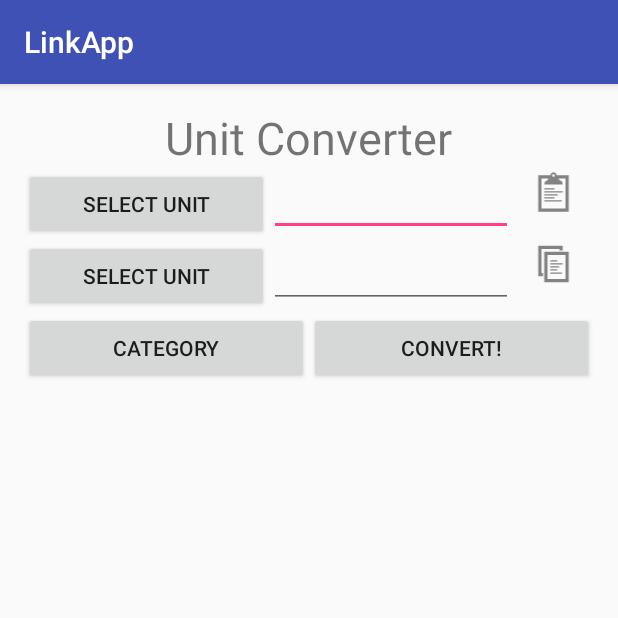
After one commit to Theo85/LinkApp, an Android app: the UnitConverter screen opened directly, with no data from a screen before it, on a phone screen of 412 x 824 dp, the top half of it. The commit adds this screen. Run offline under Robolectric (Android 15) with nearby library versions, the phone set to English and light mode, and no system bars.

Commit message:
Implemented functionality

```diff
--- /dev/null
+++ b/app/src/main/res/layout/activity_unit_converter.xml
@@ -0,0 +1,92 @@
+<?xml version="1.0" encoding="utf-8"?>
+<RelativeLayout xmlns:android="http://schemas.android.com/apk/res/android"
+    xmlns:tools="http://schemas.android.com/tools"
+    android:layout_width="match_parent"
+    android:layout_height="match_parent"
+    android:paddingLeft="16dp"
+    android:paddingRight="16dp"
+    tools:context="com.gmail.krawiec.teodor.linkapp.UnitConverter">
+    <TextView
+        android:layout_width="wrap_content"
+        android:layout_height="wrap_content"
+        android:text="Unit Converter"
+        android:id="@+id/textView"
+        android:textSize="30dp"
+        android:layout_centerHorizontal="true"
+        android:layout_marginTop="15dp"/>
+    <LinearLayout
+        android:layout_width="match_parent"
+        android:layout_height="wrap_content"
+        android:orientation="horizontal"
+        android:layout_below="@+id/textView"
+        android:id="@+id/LinearLayout1">
+        <Button
+            android:layout_width="match_parent"
+            android:layout_height="wrap_content"
+            android:text="Select Unit"
+            android:id="@+id/button1"
+            android:layout_weight="2"
+            android:onClick="change1Unit"/>
+        <EditText
+            android:layout_width="match_parent"
+            android:layout_height="wrap_content"
+            android:inputType="numberDecimal"
+            android:id="@+id/editText1"
+            android:layout_weight="2"/>
+        <ImageView
+            android:layout_width="match_parent"
+            android:layout_height="wrap_content"
+            android:id="@+id/imageView1"
+            android:layout_weight="3"
+            android:src="@drawable/ic_action_paste"
+            android:clickable="true"
+            android:onClick="pasteData"/>
+    </LinearLayout>
+    <LinearLayout
+        android:layout_width="match_parent"
+        android:layout_height="wrap_content"
+        android:layout_below="@id/LinearLayout1"
+        android:id="@+id/LinearLayout2">
+        <Button
+            android:layout_width="match_parent"
+            android:layout_height="wrap_content"
+            android:text="Select Unit"
+            android:id="@+id/button2"
+            android:layout_weight="2"
+            android:onClick="change2Unit"/>
+        <EditText
+            android:layout_width="match_parent"
+            android:layout_height="wrap_content"
+            android:inputType="numberDecimal"
+            android:id="@+id/editText2"
+            android:layout_weight="2"/>
+        <ImageView
+            android:layout_width="match_parent"
+            android:layout_height="wrap_content"
+            android:id="@+id/imageView2"
+            android:layout_weight="3"
+            android:src="@drawable/ic_action_copy"
+            android:clickable="true"
+            android:onClick="copyData"/>
+    </LinearLayout>
+    <LinearLayout
+        android:layout_width="match_parent"
+        android:layout_height="wrap_content"
+        android:layout_below="@id/LinearLayout2"
+        android:id="@+id/LinearLayout3">
+        <Button
+            android:layout_width="match_parent"
+            android:layout_height="wrap_content"
+            android:text="Category"
+            android:id="@+id/button4"
+            android:layout_weight="1"
+            android:onClick="changeCategory"/>
+        <Button
+            android:layout_width="match_parent"
+            android:layout_height="wrap_content"
+            android:text="Convert!"
+            android:id="@+id/button3"
+            android:layout_weight="1"
+            android:onClick="count"/>
+    </LinearLayout>
+</RelativeLayout>
```
Also changed, not shown: app/src/main/AndroidManifest.xml (+8 -0 lines), app/src/main/java/com/gmail/krawiec/teodor/linkapp/MainActivity.java (+22 -1 lines), app/src/main/java/com/gmail/krawiec/teodor/linkapp/MainMenuActivity.java (added, +20 -0 lines), app/src/main/java/com/gmail/krawiec/teodor/linkapp/UnitConverter.java (added, +147 -0 lines), app/src/main/res/layout/activity_main_menu.xml (added, +23 -0 lines), app/src/main/res/drawable-hdpi/ic_action_copy.png (added), app/src/main/res/drawable-hdpi/ic_action_paste.png (added), app/src/main/res/drawable-mdpi/ic_action_copy.png (added), app/src/main/res/drawable-mdpi/ic_action_paste.png (added), app/src/main/res/drawable-xhdpi/ic_action_copy.png (added), app/src/main/res/drawable-xhdpi/ic_action_paste.png (added), app/src/main/res/drawable-xxhdpi/ic_action_copy.png (added), app/src/main/res/drawable-xxhdpi/ic_action_paste.png (added).
